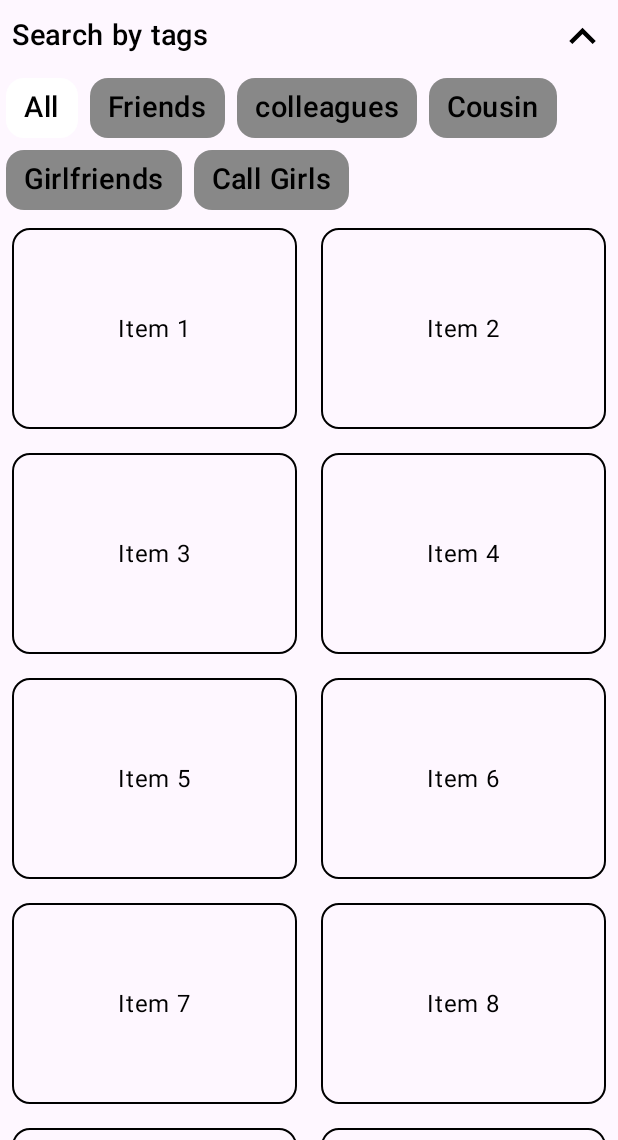
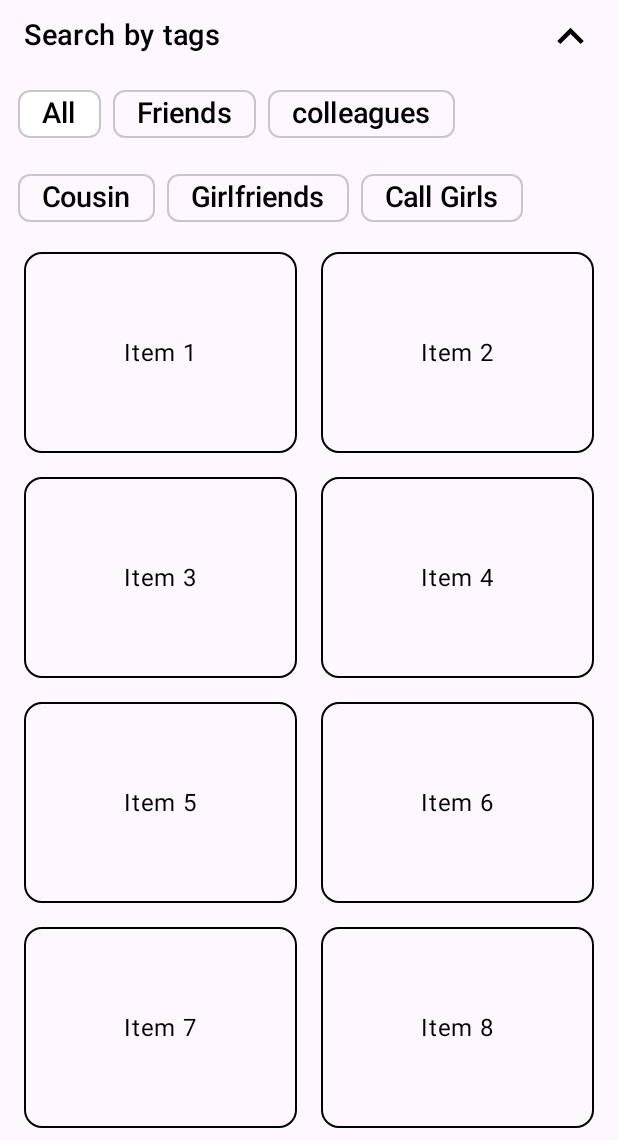
Before and after one commit to kanchasohail/People-Book, an Android app built with Jetpack Compose: the screen it shows after launch (MainActivity), on a phone screen of 412 x 824 dp, the part 96-1236 px from its top. Run offline under Robolectric (Android 15) with nearby library versions, the phone set to English and light mode, and no system bars.

Commit message:
person details screen added

```diff
--- a/app/src/main/java/com/social/people_book/navigation/NavigationGraph.kt
+++ b/app/src/main/java/com/social/people_book/navigation/NavigationGraph.kt
@@ -6,6 +6,7 @@ import androidx.navigation.compose.NavHost
 import androidx.navigation.compose.composable
 import com.social.people_book.ui.theme.ThemeViewModel
 import com.social.people_book.views.home_screen.HomeScreen
+import com.social.people_book.views.person_details_screen.PersonDetailsScreen
 import com.social.people_book.views.premium_screen.PremiumScreen
 import com.social.people_book.views.splash_screen.SplashScreen
 
@@ -31,6 +32,13 @@ fun NavigationGraph(
             )
         }
 
+        //Person Details Screen
+        composable(Screens.PersonDetailsScreen.route) {
+            PersonDetailsScreen(
+                isDarkMode = isDarkMode,
+            )
+        }
+
         //Premium Screen
         composable(Screens.PremiumScreen.route) {
             PremiumScreen(navController, isDarkMode = isDarkMode)
--- a/app/src/main/java/com/social/people_book/navigation/Screens.kt
+++ b/app/src/main/java/com/social/people_book/navigation/Screens.kt
@@ -3,6 +3,8 @@ package com.social.people_book.navigation
 sealed class Screens(val route: String) {
     object SplashScreen : Screens("splash_screen")
     object HomeScreen : Screens("home_screen")
+
+    object PersonDetailsScreen : Screens("person_details_screen")
     object PremiumScreen : Screens("premium_screen")
 
 }
--- a/app/src/main/java/com/social/people_book/views/home_screen/HomeScreen.kt
+++ b/app/src/main/java/com/social/people_book/views/home_screen/HomeScreen.kt
@@ -1,6 +1,7 @@
 package com.social.people_book.views.home_screen
 
 import androidx.activity.compose.BackHandler
+import androidx.compose.foundation.background
 import androidx.compose.foundation.clickable
 import androidx.compose.foundation.layout.Arrangement
 import androidx.compose.foundation.layout.Column
@@ -19,8 +20,11 @@ import androidx.compose.material.icons.filled.KeyboardArrowDown
 import androidx.compose.material.icons.filled.KeyboardArrowUp
 import androidx.compose.material.icons.filled.List
 import androidx.compose.material.icons.filled.Menu
+import androidx.compose.material3.AssistChip
+import androidx.compose.material3.AssistChipDefaults
 import androidx.compose.material3.Card
 import androidx.compose.material3.CardDefaults
+import androidx.compose.material3.ChipColors
 import androidx.compose.material3.DrawerValue
 import androidx.compose.material3.ExperimentalMaterial3Api
 import androidx.compose.material3.Icon
@@ -46,6 +50,7 @@ import androidx.compose.ui.unit.sp
 import androidx.lifecycle.viewmodel.compose.viewModel
 import androidx.navigation.NavController
 import com.social.people_book.R
+import com.social.people_book.navigation.Screens
 import com.social.people_book.ui.layout.MyDivider
 import com.social.people_book.ui.layout.MyText
 import com.social.people_book.ui.theme.ThemeViewModel
@@ -55,7 +60,7 @@ import kotlinx.coroutines.launch
 
 @OptIn(ExperimentalMaterial3Api::class, ExperimentalLayoutApi::class)
 @Composable
-fun HomeScreen(navController: NavController, isDarkMode: Boolean , themeViewModel: ThemeViewModel) {
+fun HomeScreen(navController: NavController, isDarkMode: Boolean, themeViewModel: ThemeViewModel) {
 
     val appBarBackGroundColor =
         if (isDarkMode) MaterialTheme.colorScheme.surface else MaterialTheme.colorScheme.primary
@@ -146,6 +151,13 @@ fun HomeScreen(navController: NavController, isDarkMode: Boolean , themeViewMode
                 if (isDarkMode) {
                     MyDivider()
                 }
+
+                //Actual Home Screen Content
+                Column(
+                    modifier = Modifier
+                        .fillMaxSize()
+                        .padding(horizontal = 8.dp)
+                ) {
                     Row(
                         modifier = Modifier
                             .fillMaxWidth()
@@ -185,7 +197,10 @@ fun HomeScreen(navController: NavController, isDarkMode: Boolean , themeViewMode
                         columns = GridCells.Adaptive(150.dp),
                     ) {
                         items(viewModel.items.size) {
-                        ItemCard(text = viewModel.items[it], textColor = textColor)
+                            ItemCard(text = viewModel.items[it], textColor = textColor, onClick = {
+                                navController.navigate(Screens.PersonDetailsScreen.route)
+                            })
+                        }
                     }
                 }
 
@@ -194,6 +209,7 @@ fun HomeScreen(navController: NavController, isDarkMode: Boolean , themeViewMode
     }
 }
 
+@OptIn(ExperimentalMaterial3Api::class)
 @Composable
 fun TagsChip(
     modifier: Modifier = Modifier,
@@ -202,19 +218,40 @@ fun TagsChip(
     isSelected: Boolean,
     onClick: () -> Unit
 ) {
-    Card(
-        modifier = modifier
-            .padding(4.dp)
-            .clickable {
-                onClick()
-            }, colors = CardDefaults.cardColors(
-            containerColor = if (isSelected) Color.White else Color.Gray,
-        )
-    ) {
+    val borderColor: Color? = if (isSelected) Color.White else null
+
+    AssistChip(
+        onClick = onClick, label = {
             MyText(
                 text = chipText,
                 textColor = if (isSelected) Color.Black else textColor,
-            modifier = Modifier.padding(vertical = 8.dp, horizontal = 12.dp)
             )
+        },
+        colors = AssistChipDefaults.assistChipColors(
+            containerColor = if (isSelected) Color.White else Color.Transparent
+        ),
+//        border = borderColor?.let {
+//            AssistChipDefaults.assistChipBorder(
+//                borderColor = it
+//            )
+//        },
+        modifier = modifier.padding(4.dp)
+    )
+
+
+//    Card(
+//        modifier = modifier
+//            .padding(4.dp)
+//            .clickable {
+//                onClick()
+//            }, colors = CardDefaults.cardColors(
+//            containerColor = if (isSelected) Color.White else Color.Gray,
+//        )
+//    ) {
+//        MyText(
+//            text = chipText,
+//            textColor = if (isSelected) Color.Black else textColor,
+//            modifier = Modifier.padding(vertical = 8.dp, horizontal = 12.dp)
+//        )
+//    }
 }
-}
--- a/app/src/main/java/com/social/people_book/views/home_screen/ItemCard.kt
+++ b/app/src/main/java/com/social/people_book/views/home_screen/ItemCard.kt
@@ -1,6 +1,7 @@
 package com.social.people_book.views.home_screen
 
 import androidx.compose.foundation.BorderStroke
+import androidx.compose.foundation.clickable
 import androidx.compose.foundation.layout.Box
 import androidx.compose.foundation.layout.fillMaxSize
 import androidx.compose.foundation.layout.padding
@@ -15,12 +16,15 @@ import androidx.compose.ui.graphics.Color
 import androidx.compose.ui.unit.dp
 
 @Composable
-fun ItemCard(modifier: Modifier = Modifier, text: String , textColor:Color) {
+fun ItemCard(modifier: Modifier = Modifier, text: String, textColor: Color, onClick: () -> Unit) {
     Card(
         modifier = modifier
             .size(150.dp)
-            .padding(8.dp),
-        border = BorderStroke(.7.dp , textColor),
+            .padding(8.dp)
+            .clickable {
+                onClick()
+            },
+        border = BorderStroke(.7.dp, textColor),
         colors = CardDefaults.cardColors(
             containerColor = Color.Transparent,
             contentColor = textColor
```
Also changed, not shown: app/src/main/java/com/social/people_book/views/person_details_screen/PersonDetailsScreen.kt (added, +164 -0 lines), app/src/main/res/drawable/ic_blank_profile.png (added). Lines whose indentation alone changed are shown as unchanged.
